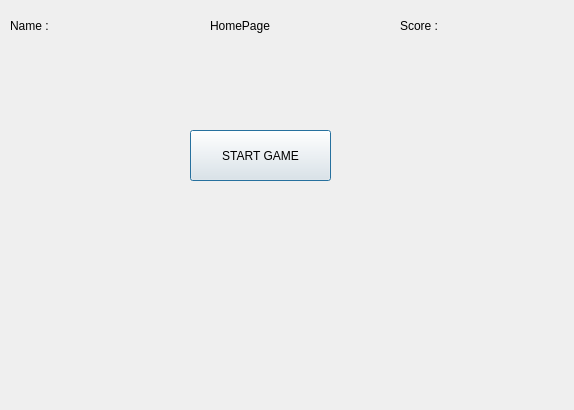
Old version of the form homepage.ui in the repository mahdihabibi0/tic-tac-toe.
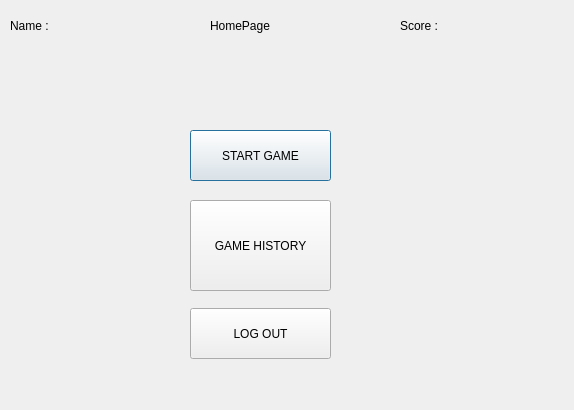
New version of the form.

```diff
--- a/homepage.ui
+++ b/homepage.ui
@@ -65,6 +65,58 @@
     <string>Score :</string>
    </property>
   </widget>
+  <widget class="QPushButton" name="gameHistory">
+   <property name="geometry">
+    <rect>
+     <x>190</x>
+     <y>200</y>
+     <width>141</width>
+     <height>91</height>
+    </rect>
+   </property>
+   <property name="text">
+    <string>GAME HISTORY</string>
+   </property>
+  </widget>
+  <widget class="QPushButton" name="logOut">
+   <property name="geometry">
+    <rect>
+     <x>190</x>
+     <y>308</y>
+     <width>141</width>
+     <height>51</height>
+    </rect>
+   </property>
+   <property name="text">
+    <string>LOG OUT</string>
+   </property>
+  </widget>
+  <widget class="QLabel" name="userName">
+   <property name="geometry">
+    <rect>
+     <x>80</x>
+     <y>10</y>
+     <width>91</width>
+     <height>31</height>
+    </rect>
+   </property>
+   <property name="text">
+    <string/>
+   </property>
+  </widget>
+  <widget class="QLabel" name="userScore">
+   <property name="geometry">
+    <rect>
+     <x>462</x>
+     <y>9</y>
+     <width>81</width>
+     <height>31</height>
+    </rect>
+   </property>
+   <property name="text">
+    <string/>
+   </property>
+  </widget>
  </widget>
  <resources/>
  <connections/>
```
